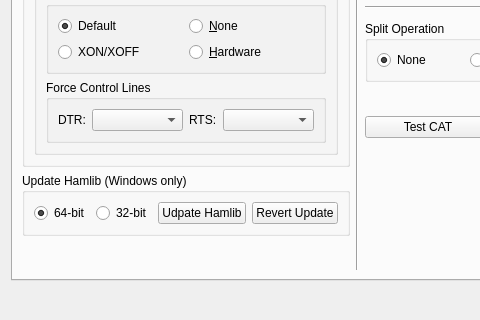
This is Configuration.ui in kholia/wsjtx as Qt 5 draws it before an edit; both pictures show x 0 to 480 and y 342 to 662 of the 684 by 662 pixel window. The edited form follows.
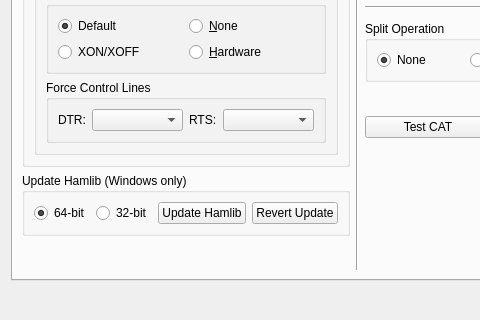
This is the edited form. The open tabs and pages were chosen to show the change. Custom widgets are drawn as their Qt base class.

Commit message: Correct a typo.

Patch:
```diff
--- a/Configuration.ui
+++ b/Configuration.ui
@@ -1397,7 +1397,7 @@
              <string>&lt;html&gt;&lt;head/&gt;&lt;body&gt;&lt;p&gt;Download the latest libhamlib-4.dll file from https://n0nb.users.sourceforge.net/. &lt;/p&gt;&lt;p&gt;Note: This function is only available on Windows.&lt;/p&gt;&lt;/body&gt;&lt;/html&gt;</string>
             </property>
             <property name="text">
-             <string>Udpate Hamlib</string>
+             <string>Update Hamlib</string>
             </property>
            </widget>
           </item>
```
Left out of the diff: 10 changed lines with no effect on the pictures.
